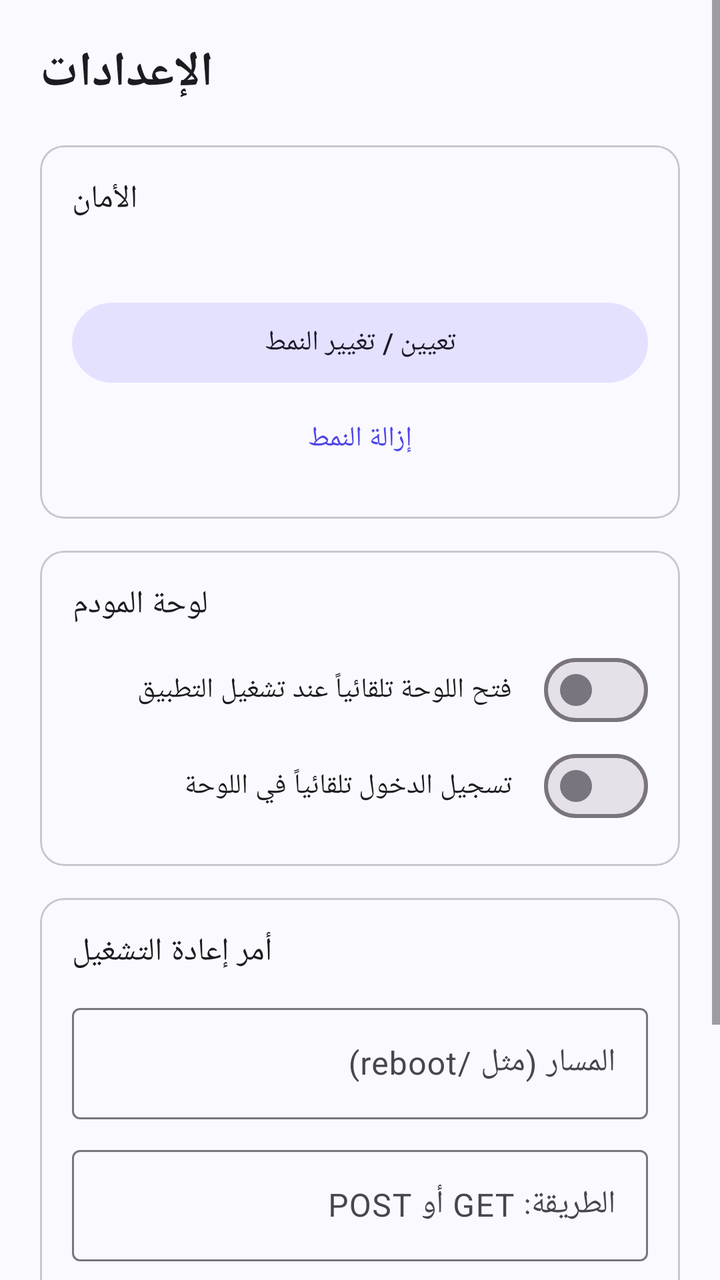
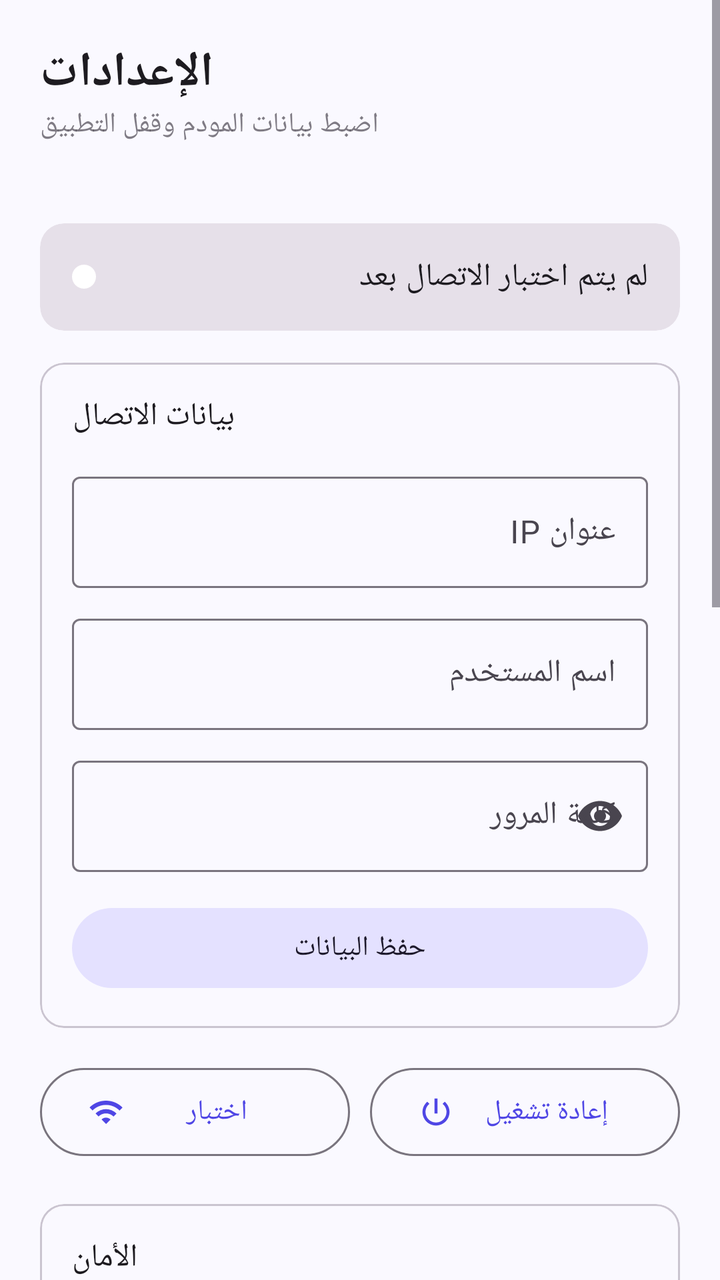

The first picture is an Android layout as it rendered before a commit; the second is the same layout after the commit. The layout source and the unified diff follow.
<!-- AndroidManifest.xml: application theme Theme.ModemControl -->
<!-- res/layout/activity_settings.xml -->
<?xml version="1.0" encoding="utf-8"?>
<ScrollView xmlns:android="http://schemas.android.com/apk/res/android"
    android:layout_width="match_parent" android:layout_height="match_parent">
    <LinearLayout android:layout_width="match_parent" android:layout_height="wrap_content"
        android:orientation="vertical" android:padding="20dp">
        <TextView android:layout_width="wrap_content" android:layout_height="wrap_content"
            android:text="الإعدادات" android:textAppearance="?attr/textAppearanceHeadlineSmall" android:textStyle="bold" />

        <com.google.android.material.card.MaterialCardView style="@style/Widget.Material3.CardView.Outlined"
            android:layout_width="match_parent" android:layout_height="wrap_content" android:layout_marginTop="20dp">
            <LinearLayout android:layout_width="match_parent" android:layout_height="wrap_content"
                android:orientation="vertical" android:padding="16dp">
                <TextView android:layout_width="wrap_content" android:layout_height="wrap_content"
                    android:text="الأمان" android:textAppearance="?attr/textAppearanceTitleMedium" />
                <TextView android:id="@+id/tvLock" android:layout_width="wrap_content" android:layout_height="wrap_content"
                    android:layout_marginTop="6dp" android:alpha="0.75" />
                <com.google.android.material.button.MaterialButton android:id="@+id/btnSetPattern"
                    style="@style/Widget.Material3.Button.TonalButton"
                    android:layout_width="match_parent" android:layout_height="wrap_content"
                    android:layout_marginTop="12dp" android:text="تعيين / تغيير النمط" />
                <com.google.android.material.button.MaterialButton android:id="@+id/btnRemovePattern"
                    style="@style/Widget.Material3.Button.TextButton"
                    android:layout_width="match_parent" android:layout_height="wrap_content" android:text="إزالة النمط" />
            </LinearLayout>
        </com.google.android.material.card.MaterialCardView>

        <com.google.android.material.card.MaterialCardView style="@style/Widget.Material3.CardView.Outlined"
            android:layout_width="match_parent" android:layout_height="wrap_content" android:layout_marginTop="16dp">
            <LinearLayout android:layout_width="match_parent" android:layout_height="wrap_content"
                android:orientation="vertical" android:padding="16dp">
                <TextView android:layout_width="wrap_content" android:layout_height="wrap_content"
                    android:text="لوحة المودم" android:textAppearance="?attr/textAppearanceTitleMedium" />
                <com.google.android.material.materialswitch.MaterialSwitch android:id="@+id/swAutoOpen"
                    android:layout_width="match_parent" android:layout_height="wrap_content"
                    android:layout_marginTop="8dp" android:text="فتح اللوحة تلقائياً عند تشغيل التطبيق" />
                <com.google.android.material.materialswitch.MaterialSwitch android:id="@+id/swAutoLogin"
                    android:layout_width="match_parent" android:layout_height="wrap_content"
                    android:text="تسجيل الدخول تلقائياً في اللوحة" />
            </LinearLayout>
        </com.google.android.material.card.MaterialCardView>

        <com.google.android.material.card.MaterialCardView style="@style/Widget.Material3.CardView.Outlined"
            android:layout_width="match_parent" android:layout_height="wrap_content" android:layout_marginTop="16dp">
            <LinearLayout android:layout_width="match_parent" android:layout_height="wrap_content"
                android:orientation="vertical" android:padding="16dp">
                <TextView android:layout_width="wrap_content" android:layout_height="wrap_content"
                    android:text="أمر إعادة التشغيل" android:textAppearance="?attr/textAppearanceTitleMedium" />
                <com.google.android.material.textfield.TextInputLayout
                    style="@style/Widget.Material3.TextInputLayout.OutlinedBox"
                    android:layout_width="match_parent" android:layout_height="wrap_content"
                    android:layout_marginTop="12dp" android:hint="المسار (مثل /reboot)">
                    <com.google.android.material.textfield.TextInputEditText android:id="@+id/etPath"
                        android:layout_width="match_parent" android:layout_height="wrap_content"
                        android:inputType="textUri" android:textDirection="ltr" />
                </com.google.android.material.textfield.TextInputLayout>
                <com.google.android.material.textfield.TextInputLayout
                    style="@style/Widget.Material3.TextInputLayout.OutlinedBox"
                    android:layout_width="match_parent" android:layout_height="wrap_content"
                    android:layout_marginTop="10dp" android:hint="الطريقة: GET أو POST">
                    <com.google.android.material.textfield.TextInputEditText android:id="@+id/etMethod"
                        android:layout_width="match_parent" android:layout_height="wrap_content"
                        android:inputType="text" android:textDirection="ltr" />
                </com.google.android.material.textfield.TextInputLayout>
                <com.google.android.material.textfield.TextInputLayout
                    style="@style/Widget.Material3.TextInputLayout.OutlinedBox"
                    android:layout_width="match_parent" android:layout_height="wrap_content"
                    android:layout_marginTop="10dp" android:hint="جسم الطلب (اختياري)">
                    <com.google.android.material.textfield.TextInputEditText android:id="@+id/etBody"
                        android:layout_width="match_parent" android:layout_height="wrap_content"
                        android:inputType="text" android:textDirection="ltr" />
                </com.google.android.material.textfield.TextInputLayout>
                <com.google.android.material.button.MaterialButton android:id="@+id/btnSaveReboot"
                    android:layout_width="match_parent" android:layout_height="wrap_content"
                    android:layout_marginTop="14dp" android:text="حفظ" />
            </LinearLayout>
        </com.google.android.material.card.MaterialCardView>
    </LinearLayout>
</ScrollView>
<!-- resources referenced by this layout -->
<resources>
  <style name="Theme.ModemControl" parent="Theme.Material3.DayNight.NoActionBar">
          <item name="colorPrimary">@color/primary</item>
          <item name="colorOnPrimary">@color/on_primary</item>
          <item name="colorPrimaryContainer">@color/primary_container</item>
          <item name="colorOnPrimaryContainer">@color/on_primary_container</item>
          <item name="colorSecondaryContainer">@color/primary_container</item>
          <item name="colorSurface">@color/surface</item>
          <item name="android:colorBackground">@color/surface</item>
          <item name="android:statusBarColor">@color/surface</item>
          <item name="android:navigationBarColor">@color/surface</item>
          <item name="android:windowLightStatusBar">@bool/light_bars</item>
      </style>
  <color name="primary">#4F46E5</color>
  <color name="on_primary">#FFFFFF</color>
  <color name="primary_container">#E4E1FF</color>
  <color name="on_primary_container">#14106B</color>
  <color name="surface">#FAF9FF</color>
</resources>

<!-- the commit's change to res/layout/activity_settings.xml (unified diff, before → after) -->
@@ -1,11 +1,73 @@
 <?xml version="1.0" encoding="utf-8"?>
 <ScrollView xmlns:android="http://schemas.android.com/apk/res/android"
+    xmlns:app="http://schemas.android.com/apk/res-auto"
     android:layout_width="match_parent" android:layout_height="match_parent">
     <LinearLayout android:layout_width="match_parent" android:layout_height="wrap_content"
         android:orientation="vertical" android:padding="20dp">
         <TextView android:layout_width="wrap_content" android:layout_height="wrap_content"
             android:text="الإعدادات" android:textAppearance="?attr/textAppearanceHeadlineSmall" android:textStyle="bold" />
+        <TextView android:layout_width="wrap_content" android:layout_height="wrap_content"
+            android:text="اضبط بيانات المودم وقفل التطبيق" android:alpha="0.7" android:layout_marginBottom="20dp" />
+        <com.google.android.material.card.MaterialCardView style="@style/Widget.Material3.CardView.Filled"
+            android:layout_width="match_parent" android:layout_height="wrap_content" android:layout_marginTop="20dp">
+            <LinearLayout android:layout_width="match_parent" android:layout_height="wrap_content"
+                android:gravity="center_vertical" android:orientation="horizontal" android:padding="16dp">
+                <View android:id="@+id/statusDot" android:layout_width="12dp" android:layout_height="12dp"
+                    android:background="@drawable/shape_dot" />
+                <TextView android:id="@+id/tvStatus" android:layout_width="match_parent"
+                    android:layout_height="wrap_content" android:layout_marginStart="12dp"
+                    android:text="لم يتم اختبار الاتصال بعد" android:textAppearance="?attr/textAppearanceBodyLarge" />
+            </LinearLayout>
+        </com.google.android.material.card.MaterialCardView>
 
+        <com.google.android.material.card.MaterialCardView style="@style/Widget.Material3.CardView.Outlined"
+            android:layout_width="match_parent" android:layout_height="wrap_content" android:layout_marginTop="16dp">
+            <LinearLayout android:layout_width="match_parent" android:layout_height="wrap_content"
+                android:orientation="vertical" android:padding="16dp">
+                <TextView android:layout_width="wrap_content" android:layout_height="wrap_content"
+                    android:text="بيانات الاتصال" android:textAppearance="?attr/textAppearanceTitleMedium" />
+                <com.google.android.material.textfield.TextInputLayout
+                    style="@style/Widget.Material3.TextInputLayout.OutlinedBox"
+                    android:layout_width="match_parent" android:layout_height="wrap_content"
+                    android:layout_marginTop="14dp" android:hint="عنوان IP">
+                    <com.google.android.material.textfield.TextInputEditText android:id="@+id/etIp"
+                        android:layout_width="match_parent" android:layout_height="wrap_content"
+                        android:inputType="textUri" android:textDirection="ltr" />
+                </com.google.android.material.textfield.TextInputLayout>
+                <com.google.android.material.textfield.TextInputLayout
+                    style="@style/Widget.Material3.TextInputLayout.OutlinedBox"
+                    android:layout_width="match_parent" android:layout_height="wrap_content"
+                    android:layout_marginTop="10dp" android:hint="اسم المستخدم">
+                    <com.google.android.material.textfield.TextInputEditText android:id="@+id/etUser"
+                        android:layout_width="match_parent" android:layout_height="wrap_content"
+                        android:inputType="text" android:textDirection="ltr" />
+                </com.google.android.material.textfield.TextInputLayout>
+                <com.google.android.material.textfield.TextInputLayout
+                    style="@style/Widget.Material3.TextInputLayout.OutlinedBox"
+                    android:layout_width="match_parent" android:layout_height="wrap_content"
+                    android:layout_marginTop="10dp" android:hint="كلمة المرور" app:endIconMode="password_toggle">
+                    <com.google.android.material.textfield.TextInputEditText android:id="@+id/etPass"
+                        android:layout_width="match_parent" android:layout_height="wrap_content"
+                        android:inputType="textPassword" android:textDirection="ltr" />
+                </com.google.android.material.textfield.TextInputLayout>
+                <com.google.android.material.button.MaterialButton android:id="@+id/btnSave"
+                    style="@style/Widget.Material3.Button.TonalButton"
+                    android:layout_width="match_parent" android:layout_height="wrap_content"
+                    android:layout_marginTop="14dp" android:text="حفظ البيانات" />
+            </LinearLayout>
+        </com.google.android.material.card.MaterialCardView>
+
+        <LinearLayout android:layout_width="match_parent" android:layout_height="wrap_content"
+            android:layout_marginTop="16dp" android:orientation="horizontal">
+            <com.google.android.material.button.MaterialButton android:id="@+id/btnTest"
+                style="@style/Widget.Material3.Button.OutlinedButton"
+                android:layout_width="0dp" android:layout_height="52dp" android:layout_weight="1"
+                android:layout_marginEnd="5dp" android:text="اختبار" app:icon="@drawable/ic_wifi" />
+            <com.google.android.material.button.MaterialButton android:id="@+id/btnReboot"
+                style="@style/Widget.Material3.Button.OutlinedButton"
+                android:layout_width="0dp" android:layout_height="52dp" android:layout_weight="1"
+                android:layout_marginStart="5dp" android:text="إعادة تشغيل" app:icon="@drawable/ic_power" />
+        </LinearLayout>
         <com.google.android.material.card.MaterialCardView style="@style/Widget.Material3.CardView.Outlined"
             android:layout_width="match_parent" android:layout_height="wrap_content" android:layout_marginTop="20dp">
             <LinearLayout android:layout_width="match_parent" android:layout_height="wrap_content"
@@ -30,10 +92,7 @@
                 android:orientation="vertical" android:padding="16dp">
                 <TextView android:layout_width="wrap_content" android:layout_height="wrap_content"
                     android:text="لوحة المودم" android:textAppearance="?attr/textAppearanceTitleMedium" />
-                <com.google.android.material.materialswitch.MaterialSwitch android:id="@+id/swAutoOpen"
-                    android:layout_width="match_parent" android:layout_height="wrap_content"
-                    android:layout_marginTop="8dp" android:text="فتح اللوحة تلقائياً عند تشغيل التطبيق" />
-                <com.google.android.material.materialswitch.MaterialSwitch android:id="@+id/swAutoLogin"
+                        <com.google.android.material.materialswitch.MaterialSwitch android:id="@+id/swAutoLogin"
                     android:layout_width="match_parent" android:layout_height="wrap_content"
                     android:text="تسجيل الدخول تلقائياً في اللوحة" />
             </LinearLayout>
@@ -74,5 +133,9 @@
                     android:layout_marginTop="14dp" android:text="حفظ" />
             </LinearLayout>
         </com.google.android.material.card.MaterialCardView>
+
+        <com.google.android.material.button.MaterialButton android:id="@+id/btnDone"
+            android:layout_width="match_parent" android:layout_height="56dp" android:layout_marginTop="20dp"
+            android:text="حفظ والعودة للوحة المودم" app:icon="@drawable/ic_router" />
     </LinearLayout>
 </ScrollView>
<!-- resource entries referenced after the edit -->
@@ -1,5 +1,27 @@
 <!-- resources referenced by this layout -->
 <resources>
+  <!-- drawable ic_power (drawable) -->
+  <vector xmlns:android="http://schemas.android.com/apk/res/android"
+      android:width="24dp" android:height="24dp" android:viewportWidth="24" android:viewportHeight="24"
+      android:tint="?attr/colorControlNormal">
+      <path android:fillColor="@android:color/white"  android:pathData="M13,3h-2v10h2V3zM17.83,5.17l-1.42,1.42C17.99,7.86 19,9.81 19,12c0,3.87 -3.13,7 -7,7s-7,-3.13 -7,-7c0,-2.19 1.01,-4.14 2.58,-5.42L6.17,5.17C4.23,6.82 3,9.26 3,12c0,4.97 4.03,9 9,9s9,-4.03 9,-9C21,9.26 19.77,6.82 17.83,5.17z" />
+  </vector>
+  <!-- drawable ic_router (drawable) -->
+  <vector xmlns:android="http://schemas.android.com/apk/res/android"
+      android:width="24dp" android:height="24dp" android:viewportWidth="24" android:viewportHeight="24"
+      android:tint="?attr/colorControlNormal">
+      <path android:fillColor="@android:color/white" android:fillType="evenOdd" android:pathData="M5,13h14a2,2 0 0 1 2,2v3a2,2 0 0 1 -2,2H5a2,2 0 0 1 -2,-2v-3a2,2 0 0 1 2,-2zM7.5,16.5m-1,0a1,1 0 1 0 2,0a1,1 0 1 0 -2,0zM11,16.5m-1,0a1,1 0 1 0 2,0a1,1 0 1 0 -2,0zM6,13V6h1.5v7zM16.5,13V6H18v7z" />
+  </vector>
+  <!-- drawable ic_wifi (drawable) -->
+  <vector xmlns:android="http://schemas.android.com/apk/res/android"
+      android:width="24dp" android:height="24dp" android:viewportWidth="24" android:viewportHeight="24"
+      android:tint="?attr/colorControlNormal">
+      <path android:fillColor="@android:color/white"  android:pathData="M1,9l2,2c4.97,-4.97 13.03,-4.97 18,0l2,-2C16.93,2.93 7.08,2.93 1,9zM9,17l3,3 3,-3c-1.65,-1.66 -4.34,-1.66 -6,0zM5,13l2,2c2.76,-2.76 7.24,-2.76 10,0l2,-2C15.14,9.14 8.87,9.14 5,13z" />
+  </vector>
+  <!-- drawable shape_dot (drawable) -->
+  <shape xmlns:android="http://schemas.android.com/apk/res/android" android:shape="oval">
+      <solid android:color="#FFFFFF" /><size android:width="12dp" android:height="12dp" />
+  </shape>
   <style name="Theme.ModemControl" parent="Theme.Material3.DayNight.NoActionBar">
           <item name="colorPrimary">@color/primary</item>
           <item name="colorOnPrimary">@color/on_primary</item>
